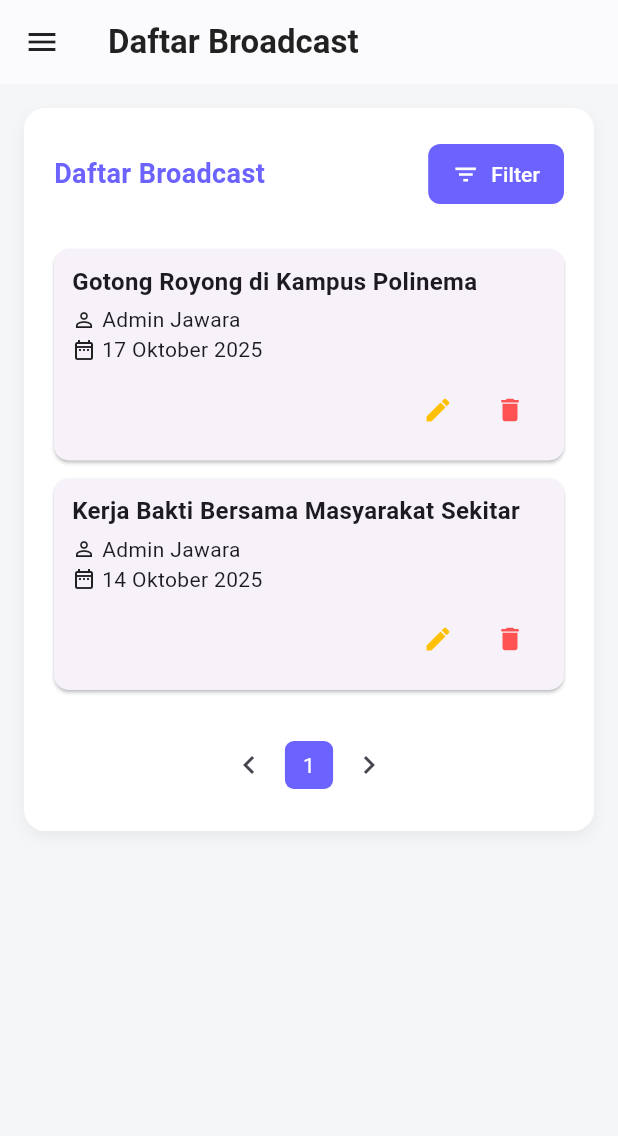
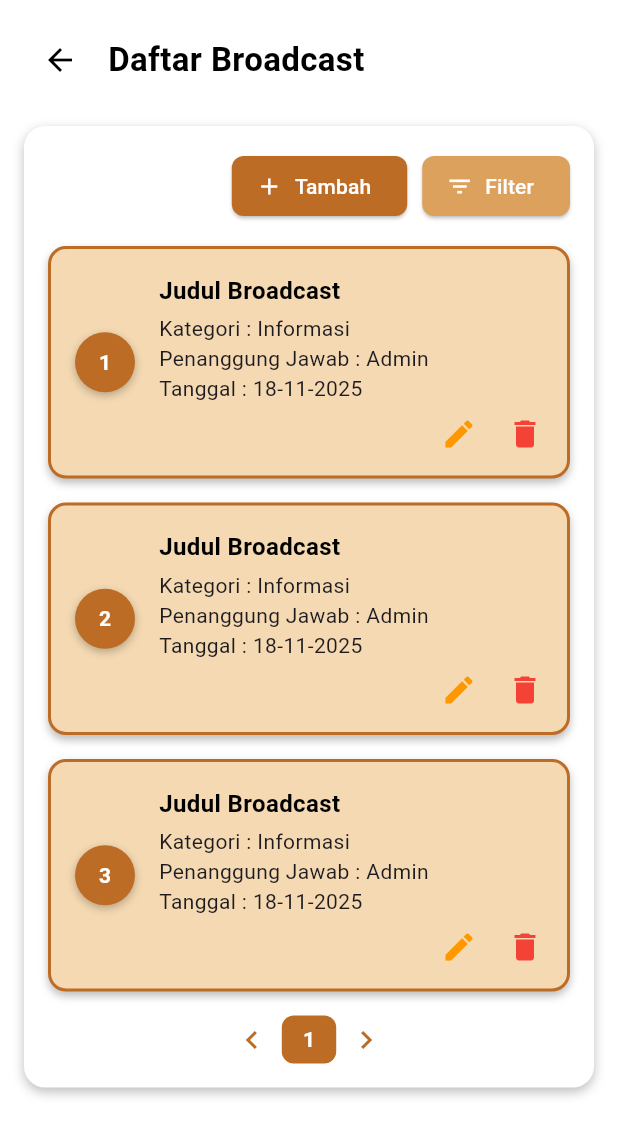
Before and after one commit to rockhubzz/Jawara, a Flutter app: the BroadcastDaftarPage screen opened by its route, on a phone screen of 412 x 824 dp. Shown: the top 1136 px of the screen. Run offline on Flutter 3.47's test engine with Material 3 defaults, Android fonts, the phone set to English and light mode, and no system bars; our stand-ins replace fl_chart, go_router, image_picker.

Commit message:
tes ui broadcast

```diff
--- a/lib/kegiatan_dan_brodcast/broadcast_daftar_page.dart
+++ b/lib/kegiatan_dan_brodcast/broadcast_daftar_page.dart
@@ -1,132 +1,120 @@
 import 'package:flutter/material.dart';
-import '../widgets/appDrawer.dart';
 
 class BroadcastDaftarPage extends StatelessWidget {
   const BroadcastDaftarPage({super.key});
 
   @override
   Widget build(BuildContext context) {
-    final screenWidth = MediaQuery.of(context).size.width;
-    final isMobile = screenWidth < 700; // breakpoint mobile
-
-    // Data broadcast
-    final data = [
-      {
-        "no": 1,
-        "pengirim": "Admin Jawara",
-        "judul": "Gotong Royong di Kampus Polinema",
-        "tanggal": "17 Oktober 2025"
-      },
-      {
-        "no": 2,
-        "pengirim": "Admin Jawara",
-        "judul": "Kerja Bakti Bersama Masyarakat Sekitar",
-        "tanggal": "14 Oktober 2025"
-      },
-    ];
-
     return Scaffold(
-      backgroundColor: const Color(0xFFF4F6F8),
-      appBar: AppBar(
-        backgroundColor: Colors.white,
-        elevation: 0.5,
-        title: const Text(
-          "Daftar Broadcast",
-          style: TextStyle(
-            color: Colors.black87,
-            fontWeight: FontWeight.bold,
-          ),
-        ),
-        leading: Builder(
-          builder: (context) => IconButton(
-            icon: const Icon(Icons.menu, color: Colors.black87),
-            onPressed: () => Scaffold.of(context).openDrawer(),
-          ),
-        ),
-      ),
+      backgroundColor: Colors.white, // halaman putih
       body: SingleChildScrollView(
         padding: const EdgeInsets.all(16),
-        child: Center(
-          child: Container(
-            constraints: const BoxConstraints(maxWidth: 1200),
-            decoration: BoxDecoration(
-              color: Colors.white,
-              borderRadius: BorderRadius.circular(14),
-              boxShadow: [
-                BoxShadow(
-                  color: Colors.grey.withOpacity(0.15),
-                  blurRadius: 8,
-                  offset: const Offset(0, 4),
-                ),
-              ],
-            ),
-            padding: const EdgeInsets.all(20),
         child: Column(
           crossAxisAlignment: CrossAxisAlignment.start,
           children: [
-                // Header
+            // Row Back Button + Judul
             Row(
-                  mainAxisAlignment: MainAxisAlignment.spaceBetween,
               children: [
-                    const Text(
+                IconButton(
+                  icon: Icon(Icons.arrow_back, color: Colors.black),
+                  onPressed: () => Navigator.pop(context),
+                ),
+                SizedBox(width: 8),
+                Text(
                   "Daftar Broadcast",
                   style: TextStyle(
-                        fontSize: 18,
-                        fontWeight: FontWeight.w700,
-                        color: Color(0xFF6C63FF),
-                      ),
-                    ),
-                    ElevatedButton.icon(
-                      onPressed: () {},
-                      icon: const Icon(Icons.filter_list, size: 18),
-                      label: const Text("Filter"),
-                      style: ElevatedButton.styleFrom(
-                        backgroundColor: const Color(0xFF6C63FF),
-                        foregroundColor: Colors.white,
-                        padding: const EdgeInsets.symmetric(
-                            horizontal: 16, vertical: 10),
-                        shape: RoundedRectangleBorder(
-                          borderRadius: BorderRadius.circular(8),
-                        ),
-                        elevation: 0,
+                    fontSize: 22,
+                    fontWeight: FontWeight.bold,
+                    color: Colors.black,
                   ),
                 ),
               ],
             ),
-                const SizedBox(height: 20),
 
-                // Table atau Card
-                if (!isMobile)
-                  _buildTableView(data)
-                else
-                  _buildMobileCardView(data),
+            SizedBox(height: 20),
 
-                const SizedBox(height: 20),
+            // Card pembungkus seluruh konten
+            Container(
+              padding: EdgeInsets.all(16),
+              decoration: BoxDecoration(
+                color: Colors.white, // card pembungkus putih
+                borderRadius: BorderRadius.circular(14),
+                boxShadow: [
+                  BoxShadow(
+                    color: Colors.black26,
+                    blurRadius: 6,
+                    offset: Offset(0, 3),
+                  ),
+                ],
+              ),
+              child: Column(
+                children: [
+                  // Tombol Tambah & Filter
+                  Row(
+                    mainAxisAlignment: MainAxisAlignment.end,
+                    children: [
+                      ElevatedButton.icon(
+                        style: ElevatedButton.styleFrom(
+                          backgroundColor: Color(0xFFBC6C25),
+                          shape: RoundedRectangleBorder(
+                            borderRadius: BorderRadius.circular(8),
+                          ),
+                        ),
+                        onPressed: () {},
+                        icon: Icon(Icons.add, color: Colors.white),
+                        label: Text("Tambah",
+                            style: TextStyle(color: Colors.white)),
+                      ),
+                      SizedBox(width: 10),
+                      ElevatedButton.icon(
+                        style: ElevatedButton.styleFrom(
+                          backgroundColor: Color(0xFFDCA15D),
+                          shape: RoundedRectangleBorder(
+                            borderRadius: BorderRadius.circular(8),
+                          ),
+                        ),
+                        onPressed: () {},
+                        icon: Icon(Icons.filter_list, color: Colors.white),
+                        label: Text("Filter",
+                            style: TextStyle(color: Colors.white)),
+                      ),
+                    ],
+                  ),
 
-                // Pagination
-                Center(
-                  child: Row(
+                  SizedBox(height: 16),
+
+                  // List broadcast tanpa scroll internal
+                  Column(
+                    children: List.generate(
+                      3,
+                      (index) => Padding(
+                        padding: const EdgeInsets.only(bottom: 16),
+                        child: _broadcastCard(index + 1),
+                      ),
+                    ),
+                  ),
+
+                  // Pagination di dalam card
+                  Row(
                     mainAxisAlignment: MainAxisAlignment.center,
                     children: [
-                      IconButton(
-                        icon: const Icon(Icons.chevron_left),
-                        onPressed: () {},
+                      Icon(Icons.chevron_left, color: Color(0xFFBC6C25)),
+                      Container(
+                        padding:
+                            EdgeInsets.symmetric(horizontal: 14, vertical: 6),
+                        margin: EdgeInsets.symmetric(horizontal: 8),
+                        decoration: BoxDecoration(
+                          color: Color(0xFFBC6C25),
+                          borderRadius: BorderRadius.circular(8),
                         ),
-                      Container(
-                        padding: const EdgeInsets.symmetric(
-                            horizontal: 12, vertical: 6),
-                        decoration: BoxDecoration(
-                          color: const Color(0xFF6C63FF),
-                          borderRadius: BorderRadius.circular(6),
-                        ),
-                        child: const Text(
+                        child: Text(
                           "1",
-                          style: TextStyle(color: Colors.white),
+                          style: TextStyle(
+                              fontWeight: FontWeight.bold, color: Colors.white),
                         ),
                       ),
-                      IconButton(
-                        icon: const Icon(Icons.chevron_right),
-                        onPressed: () {},
+                      Icon(Icons.chevron_right, color: Color(0xFFBC6C25)),
+                    ],
                   ),
                 ],
               ),
@@ -134,180 +122,89 @@ class BroadcastDaftarPage extends StatelessWidget {
           ],
         ),
       ),
-        ),
-      ),
     );
   }
 
-  Widget _buildTableView(List<Map<String, dynamic>> data) {
-    return SingleChildScrollView(
-      scrollDirection: Axis.horizontal,
-      child: ConstrainedBox(
-        constraints: const BoxConstraints(minWidth: 700),
-        child: Table(
-          border: TableBorder.all(
-            color: const Color(0xFFE0E0E0),
-            width: 1,
+  // CARD BROADCAST
+  Widget _broadcastCard(int number) {
+    return Container(
+      decoration: BoxDecoration(
+        color: Color(0xFFF4D9B2), // cream background
+        borderRadius: BorderRadius.circular(12),
+        border: Border.all(
+          color: Color(0xFFBC6C25),
+          width: 2,
         ),
-          columnWidths: const {
-            0: FlexColumnWidth(0.6),
-            1: FlexColumnWidth(1.4),
-            2: FlexColumnWidth(2.5),
-            3: FlexColumnWidth(1.4),
-            4: FlexColumnWidth(1.2),
-          },
-          defaultVerticalAlignment: TableCellVerticalAlignment.middle,
-          children: [
-            // Header
-            const TableRow(
-              decoration: BoxDecoration(color: Color(0xFFF3F0FF)),
-              children: [
-                _HeaderCell("NO"),
-                _HeaderCell("PENGIRIM"),
-                _HeaderCell("JUDUL"),
-                _HeaderCell("TANGGAL"),
-                _HeaderCell("AKSI"),
+        boxShadow: [
+          BoxShadow(
+            color: Colors.black26,
+            blurRadius: 4,
+            offset: Offset(0, 3),
+          ),
         ],
       ),
-            ...data.map((item) => _dataRowTable(
-                  item["no"],
-                  item["pengirim"],
-                  item["judul"],
-                  item["tanggal"],
-                )),
+      padding: EdgeInsets.all(16),
+      child: Row(
+        crossAxisAlignment: CrossAxisAlignment.center,
+        children: [
+          // Angka bulat
+          Container(
+            width: 40,
+            height: 40,
+            decoration: BoxDecoration(
+              color: Color(0xFFBC6C25),
+              shape: BoxShape.circle,
+              boxShadow: [
+                BoxShadow(
+                  color: Colors.black26,
+                  blurRadius: 4,
+                  offset: Offset(0, 2),
+                ),
+              ],
+            ),
+            alignment: Alignment.center,
+            child: Text(
+              number.toString(),
+              style: TextStyle(
+                color: Colors.white,
+                fontWeight: FontWeight.bold,
+              ),
+            ),
+          ),
+          SizedBox(width: 16),
+
+          // Isi teks + tombol edit & delete
+          Expanded(
+            child: Column(
+              crossAxisAlignment: CrossAxisAlignment.start,
+              mainAxisAlignment: MainAxisAlignment.center,
+              children: [
+                Text(
+                  "Judul Broadcast",
+                  style: TextStyle(
+                    fontSize: 16,
+                    fontWeight: FontWeight.bold,
+                    color: Colors.black,
+                  ),
+                ),
+                SizedBox(height: 4),
+                Text("Kategori : Informasi"),
+                Text("Penanggung Jawab : Admin"),
+                Text("Tanggal : 18-11-2025"),
+                SizedBox(height: 8),
+                Row(
+                  mainAxisAlignment: MainAxisAlignment.end,
+                  children: [
+                    Icon(Icons.edit, color: Colors.orange),
+                    SizedBox(width: 20),
+                    Icon(Icons.delete, color: Colors.red),
+                  ],
+                )
               ],
             ),
           ),
-    );
-  }
-
-  Widget _buildMobileCardView(List<Map<String, dynamic>> data) {
-    return Column(
-      children: data
-          .map(
-            (item) => Card(
-              elevation: 1,
-              margin: const EdgeInsets.symmetric(vertical: 6),
-              shape: RoundedRectangleBorder(
-                  borderRadius: BorderRadius.circular(10)),
-              child: Padding(
-                padding:
-                    const EdgeInsets.symmetric(horizontal: 12, vertical: 10),
-                child: Column(
-                  crossAxisAlignment: CrossAxisAlignment.start,
-                  children: [
-                    Text(
-                      "${item["judul"]}",
-                      style: const TextStyle(
-                        fontWeight: FontWeight.bold,
-                        fontSize: 16,
-                      ),
-                    ),
-                    const SizedBox(height: 4),
-                    Row(
-                      children: [
-                        const Icon(Icons.person_outline, size: 16),
-                        const SizedBox(width: 4),
-                        Text("${item["pengirim"]}"),
         ],
-                    ),
-                    Row(
-                      children: [
-                        const Icon(Icons.date_range_outlined, size: 16),
-                        const SizedBox(width: 4),
-                        Text("${item["tanggal"]}"),
-                      ],
-                    ),
-                    const SizedBox(height: 6),
-                    Row(
-                      mainAxisAlignment: MainAxisAlignment.end,
-                      children: [
-                        IconButton(
-                          icon: const Icon(Icons.edit,
-                              color: Colors.amber, size: 20),
-                          tooltip: 'Edit',
-                          onPressed: () {},
-                        ),
-                        IconButton(
-                          icon: const Icon(Icons.delete,
-                              color: Colors.redAccent, size: 20),
-                          tooltip: 'Hapus',
-                          onPressed: () {},
-                        ),
-                      ],
-                    ),
-                  ],
-                ),
-              ),
-            ),
-          )
-          .toList(),
-    );
-  }
-}
-
-// Reusable Table Cell Widgets
-class _HeaderCell extends StatelessWidget {
-  final String text;
-  const _HeaderCell(this.text);
-
-  @override
-  Widget build(BuildContext context) {
-    return Padding(
-      padding: const EdgeInsets.all(10),
-      child: Text(
-        text,
-        style: const TextStyle(
-          fontWeight: FontWeight.bold,
-          color: Colors.black87,
-        ),
       ),
     );
   }
 }
-
-class _DataCell extends StatelessWidget {
-  final Widget child;
-  const _DataCell(this.child);
-
-  @override
-  Widget build(BuildContext context) {
-    return Padding(
-      padding: const EdgeInsets.symmetric(horizontal: 8, vertical: 10),
-      child: DefaultTextStyle(
-        style: const TextStyle(color: Colors.black87, fontSize: 14),
-        overflow: TextOverflow.ellipsis,
-        child: child,
-      ),
-    );
-  }
-}
-
-// Data row builder
-TableRow _dataRowTable(int no, String pengirim, String judul, String tanggal) {
-  return TableRow(
-    children: [
-      _DataCell(Text(no.toString())),
-      _DataCell(Text(pengirim)),
-      _DataCell(Text(judul)),
-      _DataCell(Text(tanggal)),
-      _DataCell(
-        Row(
-          mainAxisSize: MainAxisSize.min,
-          children: [
-            IconButton(
-              icon: const Icon(Icons.edit, color: Colors.amber, size: 18),
-              tooltip: 'Edit',
-              onPressed: () {},
-            ),
-            IconButton(
-              icon: const Icon(Icons.delete, color: Colors.redAccent, size: 18),
-              tooltip: 'Hapus',
-              onPressed: () {},
-            ),
-          ],
-        ),
-      ),
-    ],
-  );
-}
```
Lines whose indentation alone changed are shown as unchanged.
